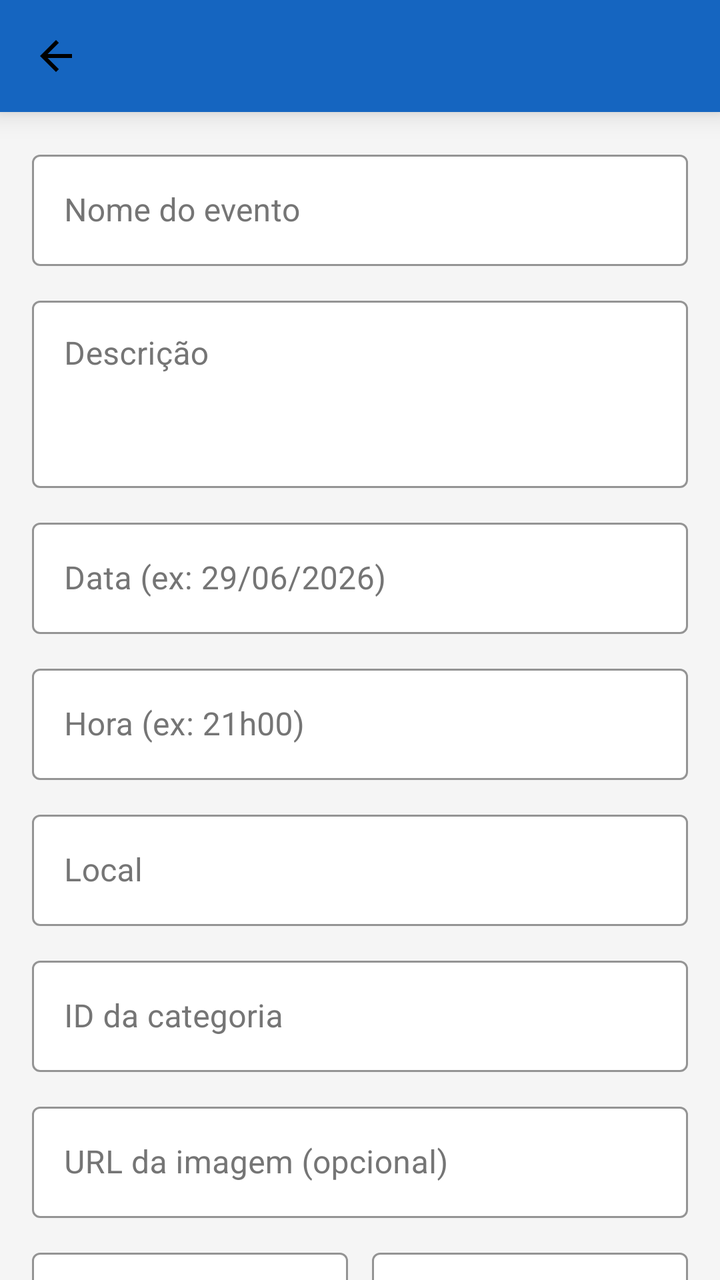
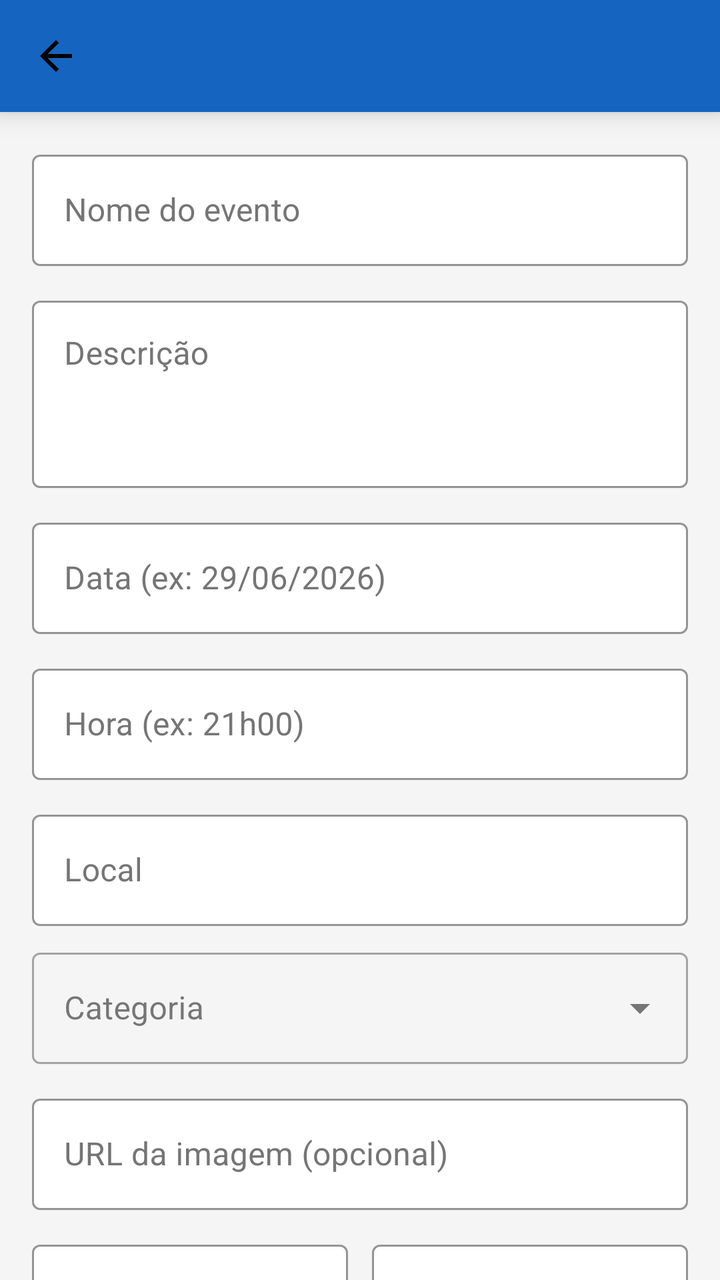

Before-and-after screenshots of an Android layout around one commit, followed by the original layout XML and the change that was made.
<!-- AndroidManifest.xml: activity theme Theme.EventosIbirama.NoActionBar -->
<!-- res/layout/activity_cadastro_evento.xml -->
<?xml version="1.0" encoding="utf-8"?>
<LinearLayout
    xmlns:android="http://schemas.android.com/apk/res/android"
    xmlns:app="http://schemas.android.com/apk/res-auto"
    android:layout_width="match_parent"
    android:layout_height="match_parent"
    android:orientation="vertical"
    android:background="@color/background"
    android:fitsSystemWindows="true">

    <androidx.appcompat.widget.Toolbar
        android:id="@+id/toolbar"
        android:layout_width="match_parent"
        android:layout_height="?attr/actionBarSize"
        android:background="@color/primary"
        android:elevation="8dp"
        app:navigationIcon="@drawable/ic_arrow_back"
        app:navigationIconTint="@color/on_primary"
        app:titleTextColor="@color/on_primary" />

    <ProgressBar
        android:id="@+id/progress_bar"
        android:layout_width="wrap_content"
        android:layout_height="wrap_content"
        android:layout_gravity="center_horizontal"
        android:indeterminateTint="@color/primary"
        android:visibility="gone" />

    <androidx.core.widget.NestedScrollView
        android:layout_width="match_parent"
        android:layout_height="0dp"
        android:layout_weight="1"
        android:paddingBottom="24dp"
        android:clipToPadding="false">

        <LinearLayout
            android:layout_width="match_parent"
            android:layout_height="wrap_content"
            android:orientation="vertical"
            android:padding="16dp">

            <com.google.android.material.textfield.TextInputLayout
                android:id="@+id/tilNome"
                style="@style/InputStyle"
                android:layout_width="match_parent"
                android:layout_height="wrap_content"
                android:hint="@string/nome_evento">
                <com.google.android.material.textfield.TextInputEditText
                    android:id="@+id/et_nome"
                    android:layout_width="match_parent"
                    android:layout_height="wrap_content"
                    android:inputType="textCapWords"
                    android:textColor="@color/on_surface"
                    android:maxLines="1" />
            </com.google.android.material.textfield.TextInputLayout>

            <com.google.android.material.textfield.TextInputLayout
                android:id="@+id/tilDescricao"
                style="@style/InputStyle"
                android:layout_width="match_parent"
                android:layout_height="wrap_content"
                android:layout_marginTop="12dp"
                android:hint="@string/descricao">
                <com.google.android.material.textfield.TextInputEditText
                    android:id="@+id/et_descricao"
                    android:layout_width="match_parent"
                    android:layout_height="wrap_content"
                    android:inputType="textMultiLine"
                    android:textColor="@color/on_surface"
                    android:minLines="3"
                    android:gravity="top" />
            </com.google.android.material.textfield.TextInputLayout>

            <com.google.android.material.textfield.TextInputLayout
                android:id="@+id/tilData"
                style="@style/InputStyle"
                android:layout_width="match_parent"
                android:layout_height="wrap_content"
                android:layout_marginTop="12dp"
                android:hint="@string/data_hint">
                <com.google.android.material.textfield.TextInputEditText
                    android:id="@+id/et_data"
                    android:layout_width="match_parent"
                    android:layout_height="wrap_content"
                    android:inputType="datetime"
                    android:textColor="@color/on_surface"
                    android:maxLines="1" />
            </com.google.android.material.textfield.TextInputLayout>

            <com.google.android.material.textfield.TextInputLayout
                android:id="@+id/tilHora"
                style="@style/InputStyle"
                android:layout_width="match_parent"
                android:layout_height="wrap_content"
                android:layout_marginTop="12dp"
                android:hint="@string/hora_hint">
                <com.google.android.material.textfield.TextInputEditText
                    android:id="@+id/et_hora"
                    android:layout_width="match_parent"
                    android:layout_height="wrap_content"
                    android:inputType="time"
                    android:textColor="@color/on_surface"
                    android:maxLines="1" />
            </com.google.android.material.textfield.TextInputLayout>

            <com.google.android.material.textfield.TextInputLayout
                android:id="@+id/tilLocal"
                style="@style/InputStyle"
                android:layout_width="match_parent"
                android:layout_height="wrap_content"
                android:layout_marginTop="12dp"
                android:hint="@string/local">
                <com.google.android.material.textfield.TextInputEditText
                    android:id="@+id/et_local"
                    android:layout_width="match_parent"
                    android:layout_height="wrap_content"
                    android:inputType="textCapWords"
                    android:textColor="@color/on_surface"
                    android:maxLines="1" />
            </com.google.android.material.textfield.TextInputLayout>

            <com.google.android.material.textfield.TextInputLayout
                android:id="@+id/tilCategoria"
                style="@style/InputStyle"
                android:layout_width="match_parent"
                android:layout_height="wrap_content"
                android:layout_marginTop="12dp"
                android:hint="@string/categoria_id_hint">
                <com.google.android.material.textfield.TextInputEditText
                    android:id="@+id/et_categoria"
                    android:layout_width="match_parent"
                    android:layout_height="wrap_content"
                    android:textColor="@color/on_surface"
                    android:maxLines="1" />
            </com.google.android.material.textfield.TextInputLayout>

            <com.google.android.material.textfield.TextInputLayout
                android:id="@+id/tilImagem"
                style="@style/InputStyle"
                android:layout_width="match_parent"
                android:layout_height="wrap_content"
                android:layout_marginTop="12dp"
                android:hint="@string/imagem_url_hint">
                <com.google.android.material.textfield.TextInputEditText
                    android:id="@+id/et_imagem"
                    android:layout_width="match_parent"
                    android:layout_height="wrap_content"
                    android:inputType="textUri"
                    android:textColor="@color/on_surface"
                    android:maxLines="1" />
            </com.google.android.material.textfield.TextInputLayout>

            <LinearLayout
                android:layout_width="match_parent"
                android:layout_height="wrap_content"
                android:layout_marginTop="12dp"
                android:orientation="horizontal">

                <com.google.android.material.textfield.TextInputLayout
                    android:id="@+id/tilLat"
                    style="@style/InputStyle"
                    android:layout_width="0dp"
                    android:layout_height="wrap_content"
                    android:layout_weight="1"
                    android:layout_marginEnd="6dp"
                    android:hint="@string/latitude_hint">
                    <com.google.android.material.textfield.TextInputEditText
                        android:id="@+id/et_lat"
                        android:layout_width="match_parent"
                        android:layout_height="wrap_content"
                        android:inputType="numberDecimal|numberSigned"
                        android:textColor="@color/on_surface"
                        android:maxLines="1" />
                </com.google.android.material.textfield.TextInputLayout>

                <com.google.android.material.textfield.TextInputLayout
                    android:id="@+id/tilLng"
                    style="@style/InputStyle"
                    android:layout_width="0dp"
                    android:layout_height="wrap_content"
                    android:layout_weight="1"
                    android:layout_marginStart="6dp"
                    android:hint="@string/longitude_hint">
                    <com.google.android.material.textfield.TextInputEditText
                        android:id="@+id/et_lng"
                        android:layout_width="match_parent"
                        android:layout_height="wrap_content"
                        android:inputType="numberDecimal|numberSigned"
                        android:textColor="@color/on_surface"
                        android:maxLines="1" />
                </com.google.android.material.textfield.TextInputLayout>

            </LinearLayout>

            <com.google.android.material.button.MaterialButton
                android:id="@+id/btn_salvar"
                style="@style/ButtonPrimary"
                android:layout_width="match_parent"
                android:layout_height="wrap_content"
                android:layout_marginTop="24dp"
                android:text="@string/salvar_evento"
                app:icon="@drawable/ic_event"
                app:iconTint="@color/on_primary" />

        </LinearLayout>
    </androidx.core.widget.NestedScrollView>

</LinearLayout>
<!-- resources referenced by this layout -->
<resources>
  <color name="background">#F5F5F5</color>
  <color name="on_primary">#FFFFFF</color>
  <color name="on_surface">#212121</color>
  <color name="primary">#1565C0</color>
  <!-- drawable ic_arrow_back (drawable) -->
  <vector xmlns:android="http://schemas.android.com/apk/res/android" android:autoMirrored="true" android:height="24dp" android:tint="#000000" android:viewportHeight="960" android:viewportWidth="960" android:width="24dp">
        
      <path android:fillColor="@android:color/white" android:pathData="M313,520L537,744L480,800L160,480L480,160L537,216L313,440L800,440L800,520L313,520Z"/>
      
  </vector>
  <!-- drawable ic_event (drawable) -->
  <vector xmlns:android="http://schemas.android.com/apk/res/android" android:height="24dp" android:tint="#000000" android:viewportHeight="24" android:viewportWidth="24" android:width="24dp">
        
      <path android:fillColor="@android:color/white" android:pathData="M17,12h-5v5h5v-5zM16,1v2L8,3L8,1L6,1v2L5,3c-1.11,0 -1.99,0.9 -1.99,2L3,19c0,1.1 0.89,2 2,2h14c1.1,0 2,-0.9 2,-2L21,5c0,-1.1 -0.9,-2 -2,-2h-1L18,1h-2zM19,19L5,19L5,8h14v11z"/>
      
  </vector>
  <string name="categoria_id_hint">ID da categoria</string>
  <string name="data_hint">Data (ex: 29/06/2026)</string>
  <string name="descricao">Descrição</string>
  <string name="hora_hint">Hora (ex: 21h00)</string>
  <string name="imagem_url_hint">URL da imagem (opcional)</string>
  <string name="latitude_hint">Latitude</string>
  <string name="local">Local</string>
  <string name="longitude_hint">Longitude</string>
  <string name="nome_evento">Nome do evento</string>
  <string name="salvar_evento">Salvar Evento</string>
  <style name="ButtonPrimary" parent="Widget.MaterialComponents.Button">
          <item name="backgroundTint">@color/primary</item>
          <item name="android:textColor">@color/on_primary</item>
          <item name="cornerRadius">8dp</item>
          <item name="android:paddingTop">12dp</item>
          <item name="android:paddingBottom">12dp</item>
      </style>
  <style name="InputStyle" parent="Widget.MaterialComponents.TextInputLayout.OutlinedBox">
          <item name="boxStrokeColor">@color/primary</item>
          <item name="hintTextColor">@color/primary</item>
          <item name="android:textColorHint">@color/text_secondary</item>
          <item name="boxBackgroundColor">@color/surface</item>
      </style>
  <style name="Theme.EventosIbirama.NoActionBar" parent="Theme.EventosIbirama" />
  <color name="text_secondary">#757575</color>
  <color name="surface">#FFFFFF</color>
  <style name="Theme.EventosIbirama" parent="Theme.MaterialComponents.DayNight.NoActionBar">
          <item name="colorPrimary">@color/primary</item>
          <item name="colorPrimaryDark">@color/primary_dark</item>
          <item name="colorAccent">@color/accent</item>
          <item name="android:windowBackground">@color/background</item>
          <item name="colorSurface">@color/surface</item>
          <item name="colorOnSurface">@color/on_surface</item>
          <item name="colorError">@color/error</item>
          <item name="android:statusBarColor">@color/surface</item>
          <item name="android:navigationBarColor">@color/surface</item>
          <item name="android:textColor">@color/on_surface</item>
      </style>
  <color name="primary_dark">#0D47A1</color>
  <color name="accent">#FF6F00</color>
  <color name="error">#D32F2F</color>
</resources>

<!-- the commit's change to res/layout/activity_cadastro_evento.xml (unified diff, before → after) -->
@@ -121,17 +121,20 @@
 
             <com.google.android.material.textfield.TextInputLayout
                 android:id="@+id/tilCategoria"
-                style="@style/InputStyle"
-                android:layout_width="match_parent"
-                android:layout_height="wrap_content"
-                android:layout_marginTop="12dp"
-                android:hint="@string/categoria_id_hint">
-                <com.google.android.material.textfield.TextInputEditText
+                style="@style/Widget.MaterialComponents.TextInputLayout.OutlinedBox.ExposedDropdownMenu"
+                android:layout_width="match_parent"
+                android:layout_height="wrap_content"
+                android:layout_marginTop="8dp"
+                android:hint="Categoria">
+
+                <AutoCompleteTextView
                     android:id="@+id/et_categoria"
                     android:layout_width="match_parent"
                     android:layout_height="wrap_content"
-                    android:textColor="@color/on_surface"
-                    android:maxLines="1" />
+                    android:focusable="false"
+                    android:inputType="none"
+                    android:paddingStart="12dp"/>
+
             </com.google.android.material.textfield.TextInputLayout>
 
             <com.google.android.material.textfield.TextInputLayout
<!-- resource entries referenced after the edit -->
@@ -16,7 +16,6 @@
       <path android:fillColor="@android:color/white" android:pathData="M17,12h-5v5h5v-5zM16,1v2L8,3L8,1L6,1v2L5,3c-1.11,0 -1.99,0.9 -1.99,2L3,19c0,1.1 0.89,2 2,2h14c1.1,0 2,-0.9 2,-2L21,5c0,-1.1 -0.9,-2 -2,-2h-1L18,1h-2zM19,19L5,19L5,8h14v11z"/>
       
   </vector>
-  <string name="categoria_id_hint">ID da categoria</string>
   <string name="data_hint">Data (ex: 29/06/2026)</string>
   <string name="descricao">Descrição</string>
   <string name="hora_hint">Hora (ex: 21h00)</string>
